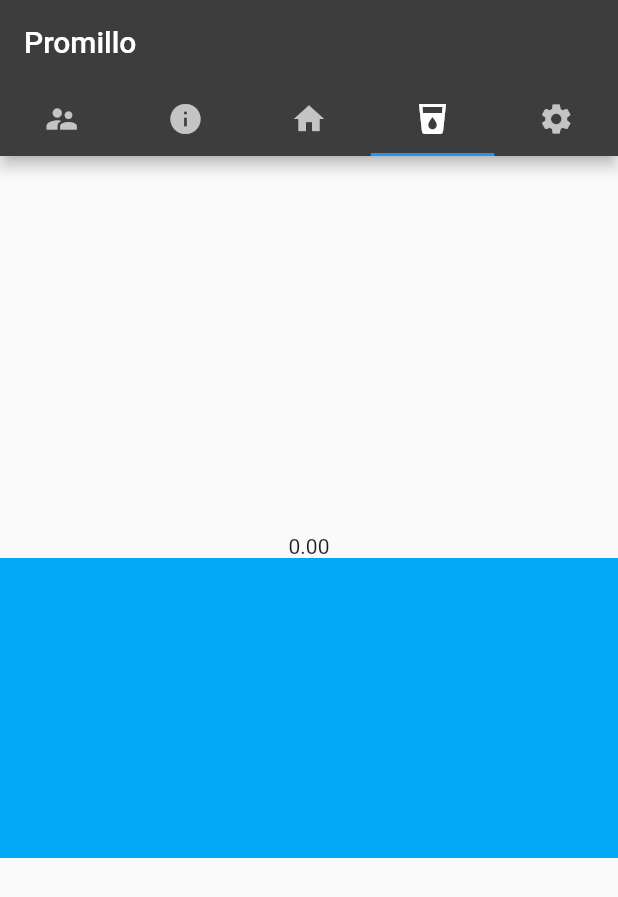
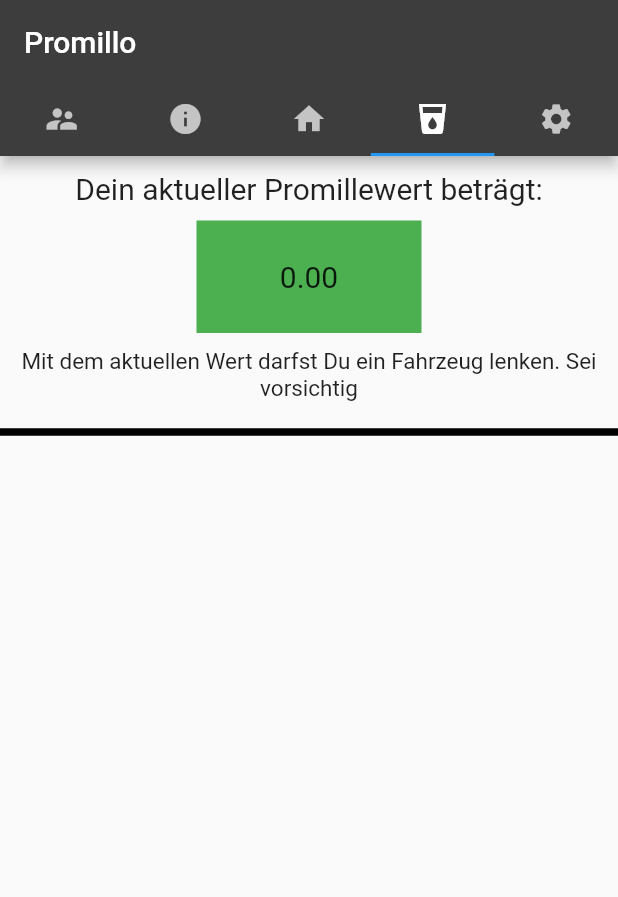
Before and after one commit to batrooxd/promillo, a Flutter app: the screen it shows after launch, tab 4 chosen, on a phone screen of 412 x 824 dp. Shown: the top 897 px of the screen. Run offline on Flutter 3.47's test engine with Material 2 defaults, Android fonts, the phone set to English and light mode, and no system bars.

Commit message:
Erweiterung Promilleberechnung

```diff
--- a/lib/classes/drink.dart
+++ b/lib/classes/drink.dart
@@ -3,6 +3,7 @@ class Drink {
   String name;
   double volume; // volume percentage
   int quantity; // in milliliters
+  String time;
 
   Drink({
     this.name,
--- a/lib/functions/functions.dart
+++ b/lib/functions/functions.dart
@@ -1,5 +1,5 @@
 import 'package:promillo/classes/drinks.dart';
-import 'package:promillo/classes/person.dart';
+//import 'package:promillo/classes/person.dart';
 
 //Hilfsfunktion welche die Namen der Getränke in eine Liste schreibt
 drinksToList() {
--- a/lib/main.dart
+++ b/lib/main.dart
@@ -1,7 +1,8 @@
 import 'package:flutter/material.dart';
 import 'package:promillo/tabs/tabbar.dart';
 import 'package:provider/provider.dart';
-import 'package:promillo/tabs/profile_tab/profile_tab.dart';
+import 'package:intl/intl.dart';
+// import 'package:promillo/tabs/profile_tab/profile_tab.dart';
 
 import 'classes/drink.dart';
 import 'classes/person.dart';
@@ -28,6 +29,7 @@ class DrinkList extends ChangeNotifier {
   double permille = 0;
 
   adddrink(Drink drink) {
+    drink.time = givemedate();
     meineDrinkListe.add(drink);
     addpermille(drink);
     notifyListeners();
@@ -39,8 +41,44 @@ class DrinkList extends ChangeNotifier {
     permille = permille + (alkoholmenge / (robert.gewicht * 0.68));
   }
 
+  permillechecker() {
+    String permillevalue = "";
+    if (permille > 1) {
+      permillevalue = "zu viel";
+      return permillevalue;
+    } else {
+      permillevalue = permille.toStringAsFixed(2);
+      return permillevalue;
+    }
+  }
+
+  drivecarchecker() {
+    String drivecar = "";
+    double cartime = 0;
+    if (permille > 0.5) {
+      cartime = (permille - 0.5) / 0.1;
+      drivecar = "Mit dem aktuellen Wert darfst Du ein Fahrzeug in " +
+          cartime.toStringAsFixed(1) +
+          " Stunden wieder lenken.";
+      return drivecar;
+    } else {
+      drivecar =
+          "Mit dem aktuellen Wert darfst Du ein Fahrzeug lenken. Sei vorsichtig";
+      return drivecar;
+    }
+  }
+
+  givemecolor() {
+    if (permille > 0.5) {
+      return Colors.red;
+    } else {
+      return Colors.green;
+    }
+  }
+
   givemedate() {
     final now = new DateTime.now();
-    return now.toString();
+    String formatted = DateFormat('kk:mm').format(now);
+    return formatted;
   }
 }
--- a/lib/tabs/permillevalue_tab/permillevalue_tab.dart
+++ b/lib/tabs/permillevalue_tab/permillevalue_tab.dart
@@ -14,24 +14,51 @@ class _MyPermilleValueWidget extends State<MyPermilleValueWidget> {
     return Consumer<DrinkList>(
       builder: (context, drinklist, _) {
         return Column(
-          mainAxisAlignment: MainAxisAlignment.center,
           crossAxisAlignment: CrossAxisAlignment.center,
           children: [
             Container(
-              child: Text(drinklist.permille.toStringAsFixed(2)),
+              padding: EdgeInsets.all(10.0),
+              child: Text("Dein aktueller Promillewert beträgt:",
+                  style: TextStyle(fontSize: 20)),
+            ),
+            Center(
+              child: SizedBox(
+                height: 75,
+                width: 150,
+                child: Container(
+                  child: Center(
+                    child: Text(drinklist.permillechecker(),
+                        style: TextStyle(fontSize: 20)),
+                  ),
+                  color: drinklist.givemecolor(),
+                ),
+              ),
+            ),
+            Container(
+              padding: EdgeInsets.all(10.0),
+              child: Text(
+                drinklist.drivecarchecker(),
+                style: TextStyle(fontSize: 15),
+                textAlign: TextAlign.center,
+              ),
+            ),
+            Divider(
+              color: Colors.black,
+              height: 20,
+              thickness: 5,
+              indent: 0,
+              endIndent: 0,
             ),
             SizedBox(
-              height: 200,
+              height: 250,
               child: Container(
-                color: Colors.lightBlue,
                 child: ListView.builder(
                   itemCount: drinklist.meineDrinkListe.length,
                   itemBuilder: (context, index) {
                     var d = drinklist.meineDrinkListe[index];
                     return ListTile(
                       title: Text(d.name),
-                      //subtitle: Text('${d.volume.toString()} Vol. -%'),
-                      subtitle: Text(drinklist.givemedate()),
+                      subtitle: Text(d.time.toString()),
                     );
                   },
                 ),
--- a/lib/tabs/tabbar.dart
+++ b/lib/tabs/tabbar.dart
@@ -1,9 +1,10 @@
 import 'package:flutter/material.dart';
 import 'package:promillo/tabs/main_tab/main_tab.dart';
 import 'package:promillo/tabs/permillevalue_tab/permillevalue_tab.dart';
-import 'package:promillo/tabs/profile_tab/profile_tab.dart';
+//import 'package:promillo/tabs/profile_tab/profile_tab.dart';
 import 'package:promillo/tabs/info_tab/info_tab.dart';
 import 'package:promillo/tabs/profile_tab/Test_profile_tab.dart';
+import 'package:promillo/tabs/settings_tab/settings_tab.dart';
 
 class MyTabBar extends StatelessWidget {
   @override
@@ -31,7 +32,7 @@ class MyTabBar extends StatelessWidget {
               InfoPageWidget(),
               MyMainTabWidget(),
               MyPermilleValueWidget(),
-              Icon(Icons.settings),
+              MySettingsWidget(),
             ],
           ),
         ),
--- a/pubspec.yaml
+++ b/pubspec.yaml
@@ -21,6 +21,7 @@ environment:
   sdk: ">=2.7.0 <3.0.0"
 
 dependencies:
+  intl: ^0.16.1
   provider: ^4.3.2+2
   flutter:
     sdk: flutter
```
Also changed, not shown: lib/tabs/settings_tab/settings_tab.dart (+48 -0 lines), pubspec.lock.
